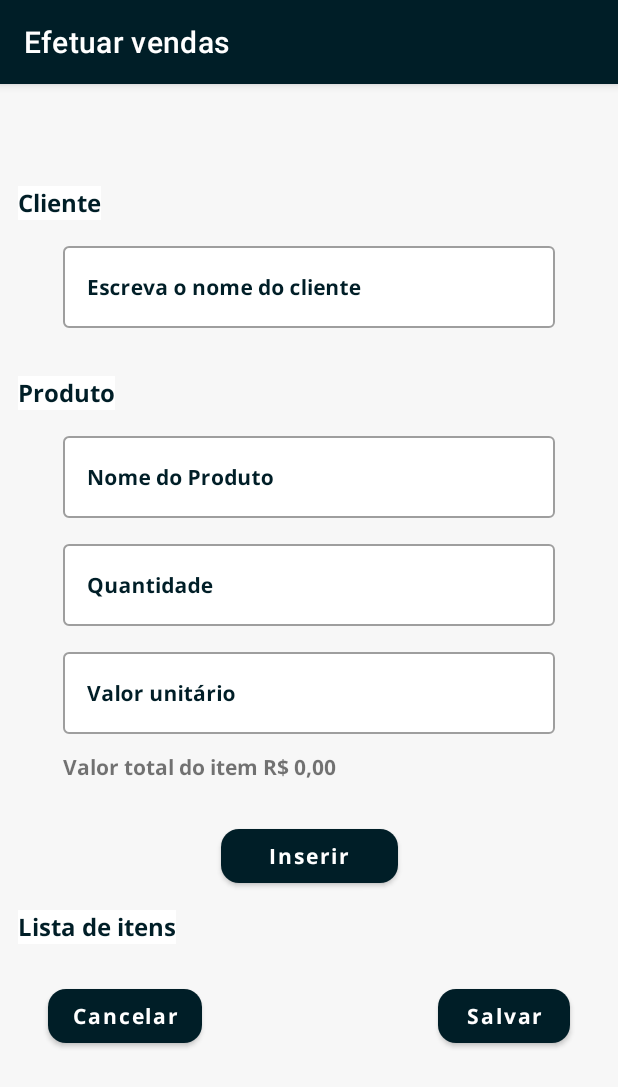
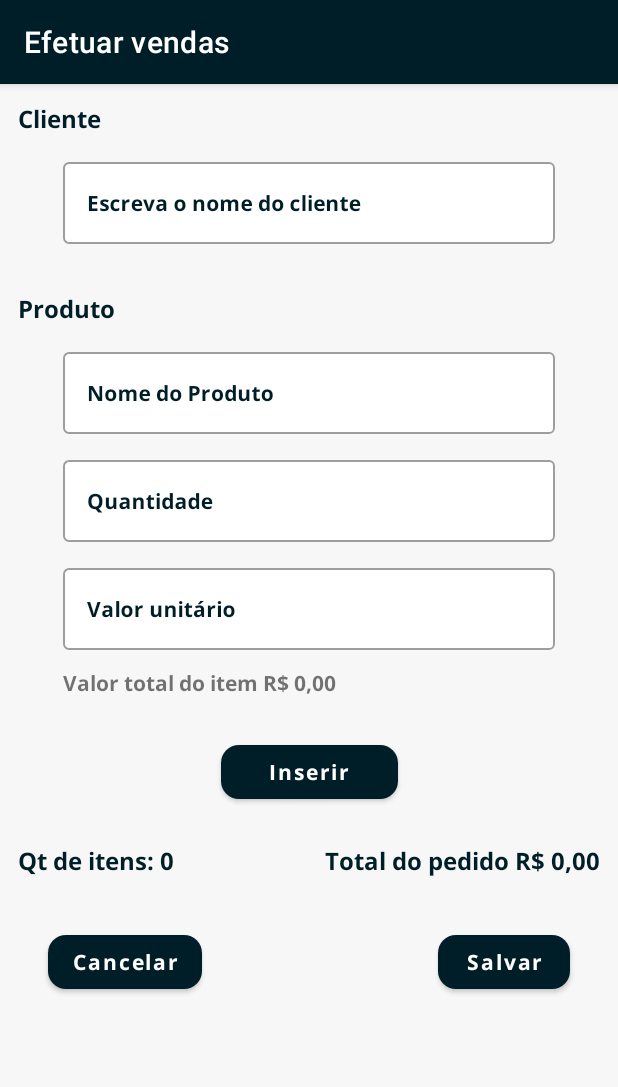
Before and after one commit to CesarSoftDevelopment/Sales-at-Omie, an Android app: the MakeSaleFragment screen opened through its navigation route, on a phone screen of 412 x 824 dp. Shown: the top 1087 px of the screen. Run offline under Robolectric (Android 15) with nearby library versions, the phone set to English and light mode, and no system bars; our stand-ins replace navigation-ui.

Commit message:
Adding id and creating adapter

```diff
--- /dev/null
+++ b/app/src/main/java/com/cesarsoftdevelopment/omiesales/ui/main/makesale/MakeSaleAdapter.kt
@@ -0,0 +1,7 @@
+package com.cesarsoftdevelopment.omiesales.ui.main.makesale
+
+class MakeSaleAdapter {
+
+
+
+}
--- /dev/null
+++ b/app/src/main/res/drawable/ic_empty_list.xml
@@ -0,0 +1,18 @@
+<vector xmlns:android="http://schemas.android.com/apk/res/android"
+    android:width="112dp"
+    android:height="112dp"
+    android:viewportWidth="24"
+    android:viewportHeight="24">
+  <path
+      android:fillColor="#FF000000"
+      android:pathData="M8,17a2,2 0,1 0,2 2A2.002,2.002 0,0 0,8 17ZM8,20a1,1 0,1 1,1 -1A1.001,1.001 0,0 1,8 20Z"/>
+  <path
+      android:fillColor="#FF000000"
+      android:pathData="M18,17a2,2 0,1 0,2 2A2.002,2.002 0,0 0,18 17ZM18,20a1,1 0,1 1,1 -1A1.001,1.001 0,0 1,18 20Z"/>
+  <path
+      android:fillColor="#FF000000"
+      android:pathData="M14.353,10.646a0.5,0.5 0,1 1,-0.707 0.707L12.5,10.207l-1.147,1.147a0.5,0.5 0,0 1,-0.707 -0.707L11.793,9.5 10.646,8.354a0.5,0.5 0,0 1,0.707 -0.707L12.5,8.793l1.146,-1.146a0.5,0.5 0,0 1,0.707 0.707L13.207,9.5Z"/>
+  <path
+      android:fillColor="#FF000000"
+      android:pathData="M21.75,7.776l-0.556,5A2.498,2.498 0,0 1,18.71 15H8.5A2.503,2.503 0,0 1,6 12.5v-5A1.502,1.502 0,0 0,4.5 6h-2a0.5,0.5 0,0 1,0 -1h2A2.503,2.503 0,0 1,7 7.5v5A1.502,1.502 0,0 0,8.5 14H18.71a1.499,1.499 0,0 0,1.491 -1.334l0.556,-5a1.502,1.502 0,0 0,-0.373 -1.166A1.482,1.482 0,0 0,19.266 6H16.5a0.5,0.5 0,0 1,0 -1h2.766a2.501,2.501 0,0 1,2.485 2.776Z"/>
+</vector>
--- a/app/src/main/res/layout/activity_main.xml
+++ b/app/src/main/res/layout/activity_main.xml
@@ -5,17 +5,18 @@
     android:id="@+id/container"
     android:layout_width="match_parent"
     android:layout_height="match_parent"
-    android:paddingTop="?attr/actionBarSize">
+    >
 
     <fragment
         android:id="@+id/nav_host_fragment_activity_main"
         android:name="androidx.navigation.fragment.NavHostFragment"
-        android:layout_width="match_parent"
-        android:layout_height="match_parent"
+        android:layout_width="0dp"
+        android:layout_height="0dp"
         app:defaultNavHost="true"
-        app:layout_constraintLeft_toLeftOf="parent"
-        app:layout_constraintRight_toRightOf="parent"
+        app:layout_constraintStart_toStartOf="parent"
+        app:layout_constraintEnd_toEndOf="parent"
         app:layout_constraintTop_toTopOf="parent"
+        app:layout_constraintBottom_toBottomOf="parent"
         app:navGraph="@navigation/main_navigation" />
 
 </androidx.constraintlayout.widget.ConstraintLayout>
--- a/app/src/main/res/layout/fragment_make_sale.xml
+++ b/app/src/main/res/layout/fragment_make_sale.xml
@@ -143,50 +143,70 @@
             app:layout_constraintStart_toStartOf="parent"
             app:layout_constraintTop_toBottomOf="@+id/item_value" />
 
-        <TextView
-            android:id="@+id/textView10"
-            android:layout_width="wrap_content"
-            android:layout_height="wrap_content"
-            android:text="@string/list_items"
-            app:layout_constraintStart_toStartOf="parent"
-            app:layout_constraintTop_toBottomOf="@+id/button"
-            style="@style/CustomTextView"
-            android:layout_marginTop="12dp"
-            />
 
         <androidx.recyclerview.widget.RecyclerView
             android:id="@+id/recycler_items"
             android:layout_width="0dp"
             android:layout_height="wrap_content"
             android:layout_margin="12dp"
-            app:layout_constraintBottom_toTopOf="@+id/btn_cancel"
+            android:visibility="visible"
+            app:layout_constraintBottom_toTopOf="@+id/product_quantity_sale"
             app:layout_constraintEnd_toEndOf="parent"
             app:layout_constraintStart_toStartOf="parent"
-            app:layout_constraintTop_toBottomOf="@+id/textView10" />
+            app:layout_constraintTop_toBottomOf="@+id/button"
+            tools:itemCount="1"
+            tools:listitem="@layout/product_item" />
+
+
+        <TextView
+            android:id="@+id/product_quantity_sale"
+            style="@style/CustomTextView"
+            android:layout_width="wrap_content"
+            android:layout_height="wrap_content"
+            android:layout_marginStart="12dp"
+            android:layout_marginTop="12dp"
+            android:text="@string/qt_items"
+            app:layout_constraintStart_toStartOf="parent"
+            app:layout_constraintTop_toBottomOf="@+id/recycler_items" />
+
+        <TextView
+            android:id="@+id/total_sale"
+            style="@style/CustomTextView"
+            android:layout_width="wrap_content"
+            android:layout_height="wrap_content"
+            android:layout_marginTop="12dp"
+            android:layout_marginEnd="12dp"
+            android:text="@string/sale_total"
+            app:layout_constraintEnd_toEndOf="parent"
+            app:layout_constraintTop_toBottomOf="@+id/recycler_items" />
 
         <Button
             android:id="@+id/btn_cancel"
             android:layout_width="wrap_content"
             android:layout_height="wrap_content"
-            app:layout_constraintBottom_toBottomOf="parent"
+            android:layout_marginStart="32dp"
+            android:fontFamily="@font/open_sans_bold"
+            android:text="@string/cancel"
+            android:textAllCaps="false"
+            app:cornerRadius="12dp"
             app:layout_constraintStart_toStartOf="parent"
-            android:layout_marginStart="32dp"
-            android:text="@string/cancel"
-            app:cornerRadius="12dp"
-            android:textAllCaps="false"
-            android:fontFamily="@font/open_sans_bold" />
+            app:layout_constraintTop_toBottomOf="@+id/total_sale"
+            android:layout_marginTop="32dp" />
 
         <Button
             android:id="@+id/btn_save"
             android:layout_width="wrap_content"
             android:layout_height="wrap_content"
+            android:layout_marginEnd="32dp"
+            android:fontFamily="@font/open_sans_bold"
             android:text="@string/save"
+            android:textAllCaps="false"
+            app:cornerRadius="12dp"
             app:layout_constraintBottom_toBottomOf="parent"
             app:layout_constraintEnd_toEndOf="parent"
-            android:layout_marginEnd="32dp"
-            app:cornerRadius="12dp"
-            android:textAllCaps="false"
-            android:fontFamily="@font/open_sans_bold" />
+            app:layout_constraintTop_toBottomOf="@+id/total_sale"
+            android:layout_marginTop="32dp" />
+
 
     </androidx.constraintlayout.widget.ConstraintLayout>
 
--- a/app/src/main/res/values/strings.xml
+++ b/app/src/main/res/values/strings.xml
@@ -18,4 +18,7 @@
     <string name="cancel">Cancelar</string>
     <string name="save">Salvar</string>
     <string name="list_items">Lista de itens</string>
+    <string name="qt_items">Qt de itens: 0</string>
+    <string name="sale_total">Total do pedido R$ 0,00</string>
+    <string name="empty_list">Sem itens na lista</string>
 </resources>
--- a/app/src/main/res/values/themes.xml
+++ b/app/src/main/res/values/themes.xml
@@ -34,7 +34,6 @@
         <item name="android:textSize">16sp</item>
         <item name="android:fontFamily">@font/open_sans_bold</item>
         <item name="android:layout_marginStart">12dp</item>
-        <item name="android:background">@color/white</item>
     </style>
 
 </resources>
```
